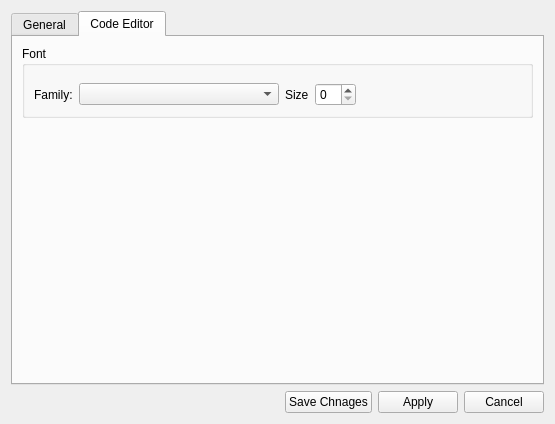
Before: the Qt Designer form NWTR_Robotics_GUI/optionsdialog.ui in mnowator/SCARA_Control, drawn with Qt 5.
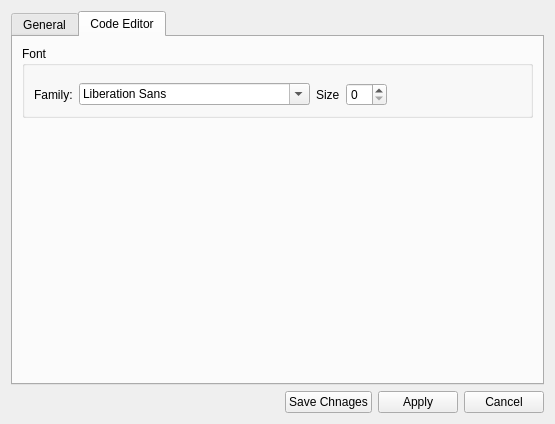
After: the same form once the commit is applied.

What changed in the file:
```diff
--- a/NWTR_Robotics_GUI/optionsdialog.ui
+++ b/NWTR_Robotics_GUI/optionsdialog.ui
@@ -177,14 +177,7 @@
                  </widget>
                 </item>
                 <item>
-                 <widget class="QComboBox" name="fontFamilyComboBox">
-                  <property name="minimumSize">
-                   <size>
-                    <width>200</width>
-                    <height>0</height>
-                   </size>
-                  </property>
-                 </widget>
+                 <widget class="QFontComboBox" name="fontFamilyComboBox"/>
                 </item>
                 <item>
                  <widget class="QLabel" name="label_5">
```
